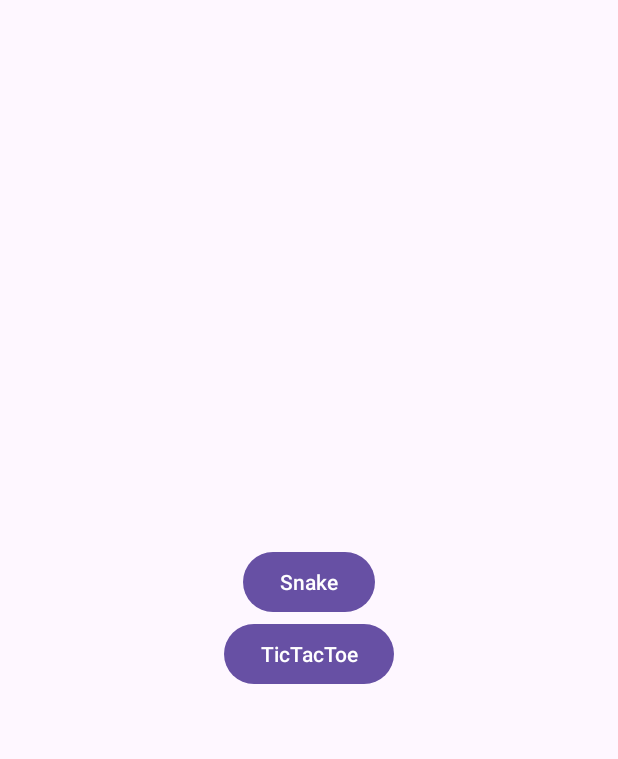
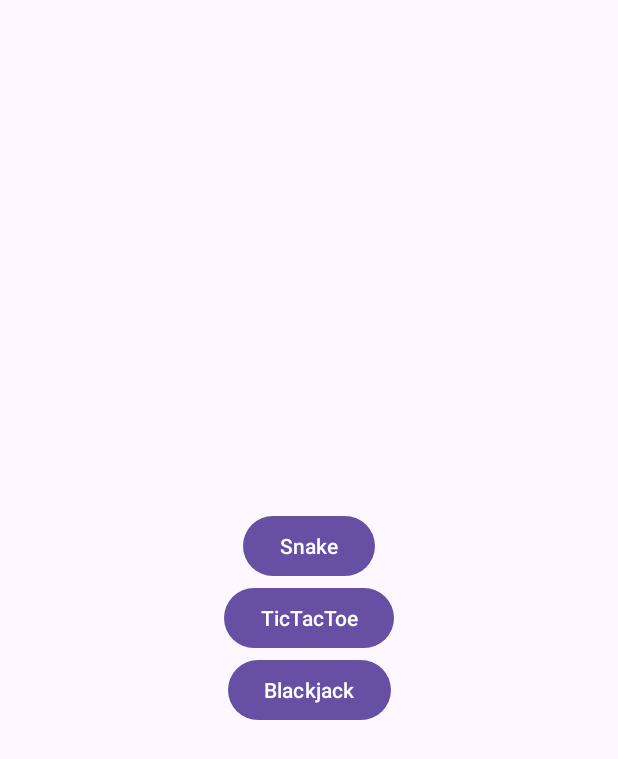
Before and after one commit to djtrame/PsyqoGames, an Android app: the screen it shows after launch (MainActivity), on a phone screen of 412 x 824 dp. Shown: the top 759 px of the screen. Run offline under Robolectric (Android 15) with nearby library versions, the light colour scheme and no system bars.

Commit message:
Happy with Snake stuff for now.  Moving onto Blackjack.

```diff
--- a/app/src/main/AndroidManifest.xml
+++ b/app/src/main/AndroidManifest.xml
@@ -23,6 +23,9 @@
         <activity
             android:name=".SnakeActivity"
             android:exported="false" />
+        <activity
+            android:name=".BlackjackActivity"
+            android:exported="false" />
     </application>
 
 </manifest>
--- a/app/src/main/java/com/example/psyqogames/MainActivity.kt
+++ b/app/src/main/java/com/example/psyqogames/MainActivity.kt
@@ -21,6 +21,7 @@ class MainActivity : AppCompatActivity() {
 
         val snakeButton = findViewById<Button>(R.id.snake_button)
         val ticTacToeButton = findViewById<Button>(R.id.tictactoe_button)
+        val blackjackButton = findViewById<Button>(R.id.blackjack_button)
 
         snakeButton.setOnClickListener {
             startActivity(Intent(this, SnakeActivity::class.java))
@@ -29,5 +30,9 @@ class MainActivity : AppCompatActivity() {
         ticTacToeButton.setOnClickListener {
             // TODO: Launch TicTacToe game
         }
+
+        blackjackButton.setOnClickListener {
+            startActivity(Intent(this, BlackjackActivity::class.java))
+        }
     }
 }
--- a/app/src/main/res/layout/activity_main.xml
+++ b/app/src/main/res/layout/activity_main.xml
@@ -23,9 +23,19 @@
         android:layout_width="wrap_content"
         android:layout_height="wrap_content"
         android:text="TicTacToe"
-        app:layout_constraintBottom_toBottomOf="parent"
+        app:layout_constraintBottom_toTopOf="@+id/blackjack_button"
         app:layout_constraintEnd_toEndOf="parent"
         app:layout_constraintStart_toStartOf="parent"
         app:layout_constraintTop_toBottomOf="@+id/snake_button" />
 
+    <Button
+        android:id="@+id/blackjack_button"
+        android:layout_width="wrap_content"
+        android:layout_height="wrap_content"
+        android:text="Blackjack"
+        app:layout_constraintBottom_toBottomOf="parent"
+        app:layout_constraintEnd_toEndOf="parent"
+        app:layout_constraintStart_toStartOf="parent"
+        app:layout_constraintTop_toBottomOf="@+id/tictactoe_button" />
+
 </androidx.constraintlayout.widget.ConstraintLayout>
```
Also changed, not shown: app/src/main/java/com/example/psyqogames/BlackjackActivity.kt (added, +11 -0 lines), app/src/main/java/com/example/psyqogames/SnakeView.kt (+26 -0 lines), app/src/main/res/layout/activity_blackjack.xml (added, +9 -0 lines).
